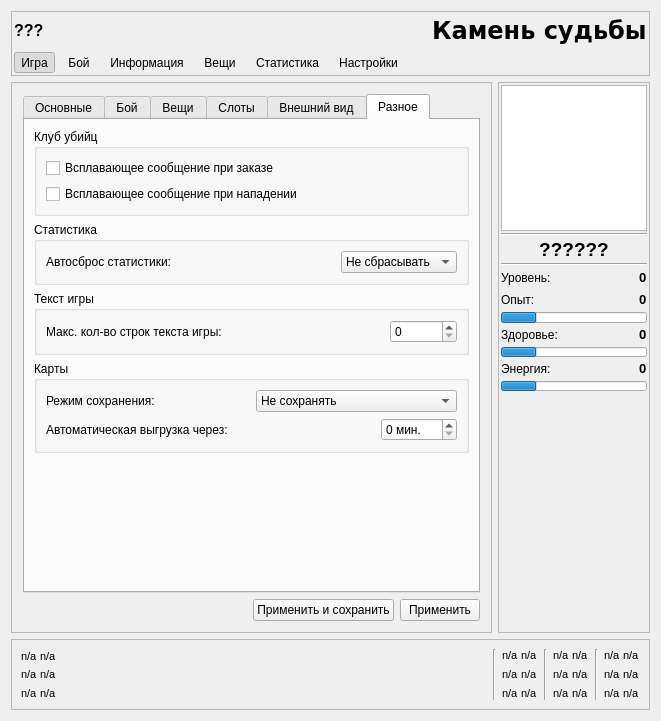
sofgame-plugin/psiplus-plugin, file main_window.ui: the form before one commit.
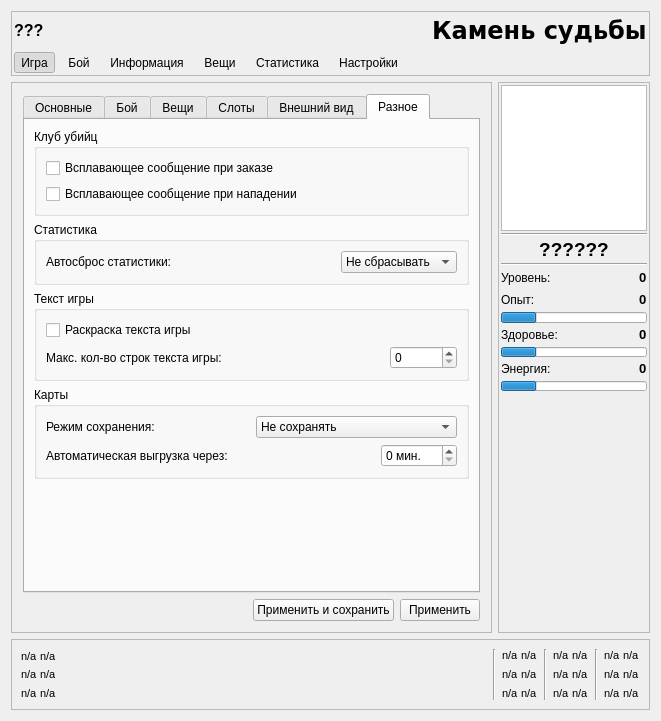
The form after the commit. The open tabs and pages were chosen to show the change. Custom widgets are drawn as their Qt base class.

Commit message: Добавлена опция в настройках включения/отключения раскраски текста игры. По умолчанию отключено.

The edit to the form file:
```diff
--- a/main_window.ui
+++ b/main_window.ui
@@ -2555,7 +2555,7 @@
                    <string>Текст игры</string>
                   </property>
                   <layout class="QGridLayout" name="gridLayout_11">
-                   <item row="0" column="0">
+                   <item row="1" column="0">
                     <layout class="QHBoxLayout" name="horizontalLayout_23">
                      <item>
                       <widget class="QLabel" name="label_9">
@@ -2589,6 +2589,13 @@
                      </item>
                     </layout>
                    </item>
+                   <item row="0" column="0">
+                    <widget class="QCheckBox" name="gameTextColoring">
+                     <property name="text">
+                      <string>Раскраска текста игры</string>
+                     </property>
+                    </widget>
+                   </item>
                   </layout>
                  </widget>
                 </item>
```
The commit also changes 5 other files.
